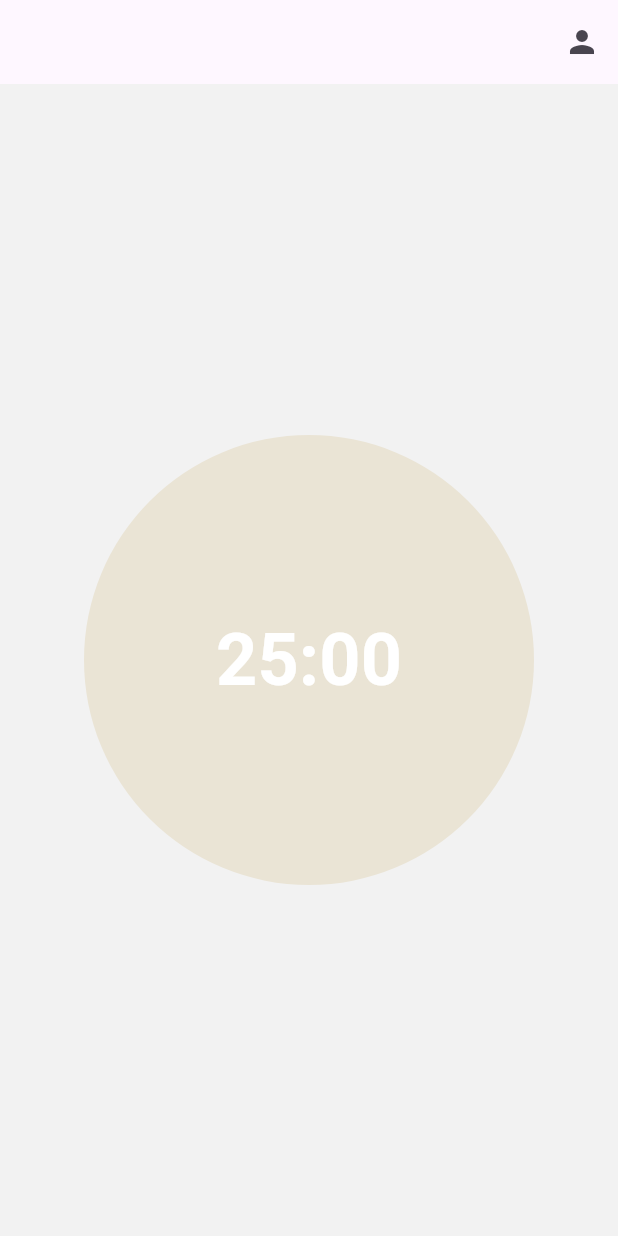
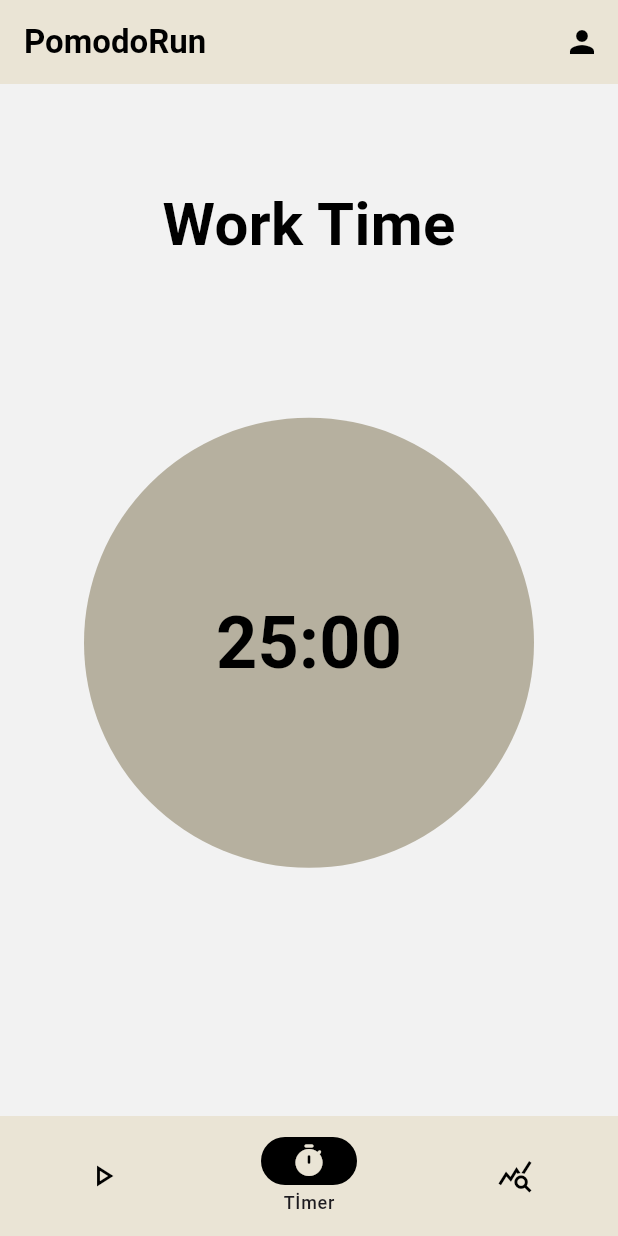
Before and after one commit to Slashet/Pomodoro-App, a Flutter app: the screen it shows after launch, on a phone screen of 412 x 824 dp. Run offline on Flutter 3.47's test engine with Material 3 defaults, Android fonts, the phone set to English and light mode, and no system bars.

Commit message:
Added: Navigation Bar and Challenge, Timer, Stats Widgets, Finished timer Widget.

```diff
--- a/lib/main.dart
+++ b/lib/main.dart
@@ -31,7 +31,6 @@ class PomodoroApp extends StatelessWidget {
     );
   }
 
-  /// 🔸 Fade transition ile route oluşturma
   PageRouteBuilder _createRoute(Widget page, RouteSettings settings) {
     return PageRouteBuilder(
       settings: settings,
--- a/lib/presentation/home_screen/home_screen.dart
+++ b/lib/presentation/home_screen/home_screen.dart
@@ -5,6 +5,10 @@ import 'package:pomodoro_app/Theme/colors.dart';
 
 // widget implementation
 import 'package:pomodoro_app/presentation/home_screen/widgets/timer_widget.dart';
+import 'package:pomodoro_app/presentation/home_screen/widgets/appbar_widget.dart';
+import 'package:pomodoro_app/presentation/home_screen/widgets/navigation_bar.dart';
+import 'package:pomodoro_app/presentation/home_screen/widgets/stats_widget.dart';
+import 'package:pomodoro_app/presentation/home_screen/widgets/challange_widget.dart';
 
 void main() => runApp(const HomeScreen());
 
@@ -13,20 +17,38 @@ class HomeScreen extends StatelessWidget {
 
   @override
   Widget build(BuildContext context) {
+    return MyWidget();
+  }
+}
+
+class MyWidget extends StatefulWidget {
+  const MyWidget({super.key});
+
+  @override
+  State<MyWidget> createState() => _MyWidgetState();
+}
+
+class _MyWidgetState extends State<MyWidget> {
+  int _index = 1;
+
+  @override
+  Widget build(BuildContext context) {
     return MaterialApp(
       home: Scaffold(
         backgroundColor: AppColors.first,
-        appBar: AppBar(
-          actions: <Widget>[
-            IconButton(
-              onPressed: () {
-                Navigator.pushNamed(context, '/profile');
-              },
-              icon: const Icon(Icons.person_sharp),
-            ),
-          ],
+        appBar: applicbar(context),
+        body: IndexedStack(
+          index: _index,
+          children: [ChallangeWidget(), TimerWidget(), StatsWidget()],
         ),
-        body: MyWidget(),
+        bottomNavigationBar: naviBar(
+          currentIndex: _index,
+          onTap: (index) {
+            setState(() {
+              _index = index;
+            });
+          },
+        ),
       ),
       debugShowCheckedModeBanner: false,
     );
--- /dev/null
+++ b/lib/presentation/home_screen/widgets/appbar_widget.dart
@@ -0,0 +1,22 @@
+import 'package:flutter/material.dart';
+
+// color implementation
+import 'package:pomodoro_app/Theme/colors.dart';
+
+AppBar applicbar(BuildContext context) {
+  return AppBar(
+    title: Text(
+      "PomodoRun",
+      style: TextStyle(color: AppColors.fourth, fontWeight: FontWeight.bold),
+    ),
+    backgroundColor: AppColors.second,
+    actions: <Widget>[
+      IconButton(
+        onPressed: () {
+          Navigator.pushNamed(context, '/profile');
+        },
+        icon: const Icon(Icons.person_sharp, color: AppColors.fourth),
+      ),
+    ],
+  );
+}
--- /dev/null
+++ b/lib/presentation/home_screen/widgets/navigation_bar.dart
@@ -0,0 +1,37 @@
+import 'package:flutter/material.dart';
+import 'package:pomodoro_app/Theme/colors.dart';
+
+class naviBar extends StatelessWidget {
+  final int currentIndex;
+  final ValueChanged<int> onTap;
+
+  const naviBar({super.key, required this.currentIndex, required this.onTap});
+
+  @override
+  Widget build(BuildContext context) {
+    return NavigationBar(
+      indicatorColor: AppColors.fourth,
+      backgroundColor: AppColors.second,
+      labelBehavior: NavigationDestinationLabelBehavior.onlyShowSelected,
+      selectedIndex: currentIndex,
+      onDestinationSelected: onTap,
+      destinations: const <Widget>[
+        NavigationDestination(
+          selectedIcon: Icon(Icons.play_arrow_rounded, color: AppColors.second),
+          icon: Icon(Icons.play_arrow_outlined, color: AppColors.fourth),
+          label: 'Challenge',
+        ),
+        NavigationDestination(
+          selectedIcon: Icon(Icons.timer_rounded, color: AppColors.second),
+          icon: Icon(Icons.timer_outlined, color: AppColors.fourth),
+          label: 'Tİmer',
+        ),
+        NavigationDestination(
+          selectedIcon: (Icon(Icons.query_stats, color: AppColors.second)),
+          icon: Icon(Icons.query_stats, color: AppColors.fourth),
+          label: 'Statistic',
+        ),
+      ],
+    );
+  }
+}
--- a/lib/presentation/home_screen/widgets/timer_widget.dart
+++ b/lib/presentation/home_screen/widgets/timer_widget.dart
@@ -5,19 +5,22 @@ import 'dart:math';
 // color implementation
 import 'package:pomodoro_app/Theme/colors.dart';
 
-class MyWidget extends StatefulWidget {
-  const MyWidget({super.key});
+class TimerWidget extends StatefulWidget {
+  const TimerWidget({super.key});
 
   @override
-  State<MyWidget> createState() => _MyWidgetState();
+  State<TimerWidget> createState() => _MyWidgetState();
 }
 
-class _MyWidgetState extends State<MyWidget> {
-  int breakTime = 300;
-  int workTime = 1500;
+class _MyWidgetState extends State<TimerWidget> {
+  Timer? _timer;
+
+  final int _breakTime = 300;
+  final int _workTime = 1500;
   int _seconds = 1500;
 
-  Timer? _timer;
+  bool _isBreak = false;
+  bool _isRun = false;
 
   String _formatTime(int seconds) {
     final minutes = (seconds ~/ 60).toString().padLeft(2, '0');
@@ -28,21 +31,47 @@ class _MyWidgetState extends State<MyWidget> {
   void _startTimer() {
     if (_timer != null && _timer!.isActive) return;
 
+    _isRun = true;
+
     _timer = Timer.periodic(const Duration(seconds: 1), (timer) {
       if (_seconds > 0) {
         setState(() {
-          _seconds -= 1;
+          _seconds -= 198;
         });
       } else {
+        _isBreak = !_isBreak;
+        setState(() {
+          _seconds = _isBreak ? _breakTime : _workTime;
+        });
+      }
+    });
+  }
+
+  void _stopTimer() {
+    if (_timer == null || !_timer!.isActive) return;
     _timer?.cancel();
-      }
+    setState(() {
+      _seconds = _workTime;
+      _isBreak = false;
+      _isRun = false;
     });
   }
 
   @override
   Widget build(BuildContext context) {
     return Center(
-      child: SizedBox(
+      child: Column(
+        mainAxisAlignment: MainAxisAlignment.center,
+        children: [
+          Text(
+            _isBreak ? "Break Time" : "Work Time",
+            style: TextStyle(
+              color: AppColors.fourth,
+              fontWeight: FontWeight.bold,
+              fontSize: 40,
+            ),
+          ),
+          SizedBox(
             width: 500,
             height: 500,
             child: Stack(
@@ -51,13 +80,13 @@ class _MyWidgetState extends State<MyWidget> {
                 CustomPaint(
                   size: const Size(300, 300),
                   painter: _QuarterCirclePainter(
-                color: AppColors.second,
+                    color: _isBreak ? AppColors.fourth : AppColors.third,
                     currentAngel: _seconds,
-                angel: workTime,
+                    angel: _isBreak ? _breakTime : _workTime,
                   ),
                 ),
                 FilledButton(
-              onPressed: _startTimer,
+                  onPressed: _isRun ? _stopTimer : _startTimer,
                   style: FilledButton.styleFrom(
                     backgroundColor: Colors.transparent,
                     shape: CircleBorder(),
@@ -65,7 +94,8 @@ class _MyWidgetState extends State<MyWidget> {
                   ),
                   child: Text(
                     _formatTime(_seconds),
-                style: const TextStyle(
+                    style: TextStyle(
+                      color: _isBreak ? AppColors.third : AppColors.fourth,
                       shadows: null,
                       fontSize: 48,
                       fontWeight: FontWeight.bold,
@@ -74,6 +104,8 @@ class _MyWidgetState extends State<MyWidget> {
                 ),
               ],
             ),
+          ),
+        ],
       ),
     );
   }
```
Also changed, not shown: lib/presentation/home_screen/widgets/challange_widget.dart (added, +18 -0 lines), lib/presentation/home_screen/widgets/stats_widget.dart (added, +18 -0 lines), lib/presentation/profile_screen/profile_screen.dart (+8 -1 lines). Lines whose indentation alone changed are shown as unchanged.
